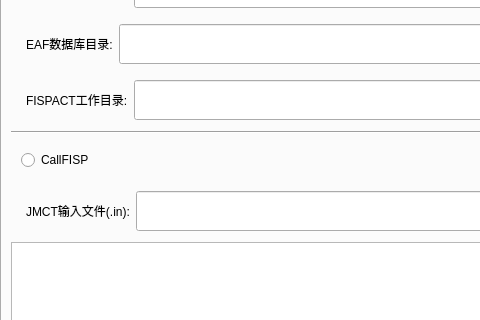
Qt form src/window.ui (starmode/JFmiddler) before a commit; both pictures show x 0 to 480 and y 164 to 484 of the 740 by 1040 pixel window.
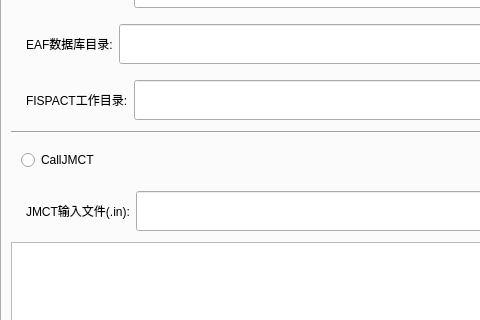
The same form after that commit. The open tabs and pages were chosen to show the change.

What changed in the file:
```diff
--- a/src/window.ui
+++ b/src/window.ui
@@ -1452,7 +1452,7 @@
              </size>
             </property>
             <property name="text">
-             <string>CallFISP</string>
+                <string>CallJMCT</string>
             </property>
             <property name="checked">
              <bool>false</bool>
```
